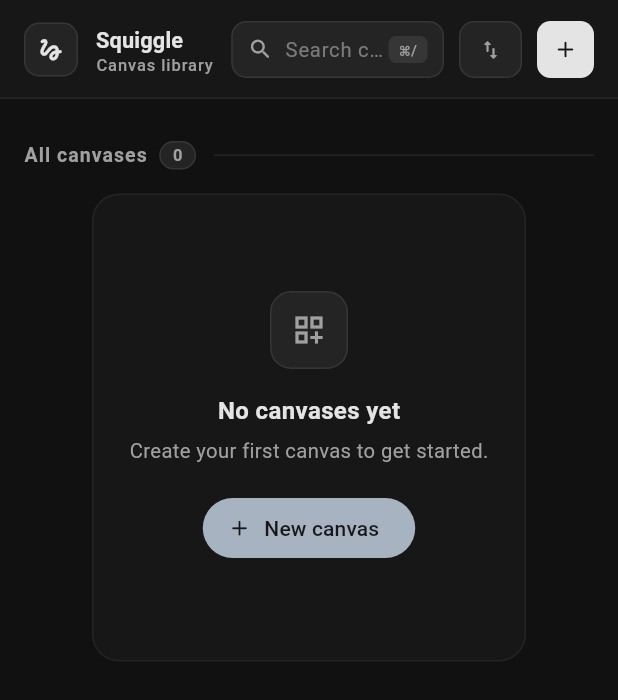
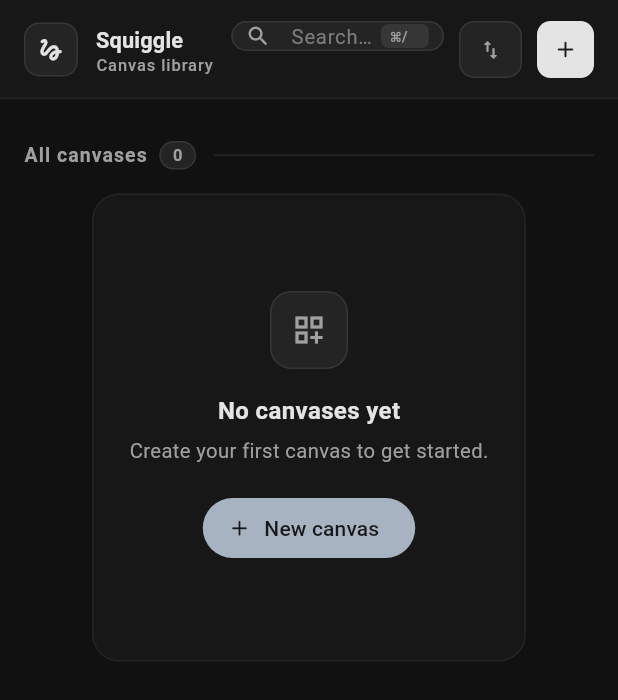
Before and after one commit to Ymit24/squiggle, a Flutter app: the screen it shows after launch, on a phone screen of 412 x 824 dp. Shown: the top 700 px of the screen. Run offline on Flutter 3.47's test engine with Material 3 defaults, Android fonts, the phone set to English and light mode, and no system bars; our stand-ins replace flutter_bloc, flutter_svg, freezed_annotation, package_info_plus; missing offline and left inert: super_clipboard, window_manager; statements that could not run were skipped.

Commit message:
refactor: use text field decoration for search

```diff
--- a/squiggle_flutter/lib/document_library/widgets/library_search_field.dart
+++ b/squiggle_flutter/lib/document_library/widgets/library_search_field.dart
@@ -23,33 +23,14 @@ class LibrarySearchField extends StatelessWidget {
   @override
   Widget build(BuildContext context) {
     final theme = context.squiggleTheme;
-    return ListenableBuilder(
-      listenable: focusNode,
-      builder: (context, child) => GestureDetector(
-        behavior: HitTestBehavior.opaque,
-        onTap: focusNode.requestFocus,
-        child: Container(
+    final border = OutlineInputBorder(
+      borderRadius: BorderRadius.circular(10),
+      borderSide: BorderSide(color: theme.colors.surface1),
+    );
+
+    return SizedBox(
       key: const ValueKey('library-search'),
       height: libraryHeaderControlHeight,
-          decoration: BoxDecoration(
-            color: theme.colors.surface0,
-            borderRadius: BorderRadius.circular(10),
-            border: Border.all(
-              color: focusNode.hasFocus
-                  ? theme.colors.accent.withValues(alpha: 0.6)
-                  : theme.colors.surface1,
-            ),
-          ),
-          child: Row(
-            children: [
-              const SizedBox(width: 10),
-              Icon(
-                Icons.search_rounded,
-                size: 17,
-                color: theme.colors.subtext0,
-              ),
-              const SizedBox(width: 8),
-              Expanded(
       child: TextField(
         controller: controller,
         focusNode: focusNode,
@@ -62,36 +43,38 @@ class LibrarySearchField extends StatelessWidget {
             color: theme.colors.subtext0.withValues(alpha: 0.7),
             fontSize: 13.5,
           ),
-                    border: InputBorder.none,
           isDense: true,
+          filled: true,
+          fillColor: theme.colors.surface0,
           contentPadding: EdgeInsets.zero,
+          prefixIcon: Icon(
+            Icons.search_rounded,
+            size: 17,
+            color: theme.colors.subtext0,
           ),
-                ),
-              ),
-              if (query.isNotEmpty)
-                GestureDetector(
-                  onTap: onClear,
-                  child: Padding(
-                    padding: const EdgeInsets.symmetric(horizontal: 8),
-                    child: Icon(
+          prefixIconConstraints: const BoxConstraints(minWidth: 36),
+          suffixIconConstraints: const BoxConstraints(minWidth: 42),
+          suffixIcon: query.isNotEmpty
+              ? IconButton(
+                  onPressed: onClear,
+                  padding: EdgeInsets.zero,
+                  icon: Icon(
                     Icons.close_rounded,
                     size: 15,
                     color: theme.colors.subtext0,
                   ),
+                )
+              : Padding(
+                  padding: const EdgeInsets.only(right: 10),
+                  child: DecoratedBox(
+                    decoration: BoxDecoration(
+                      color: theme.colors.surface1,
+                      borderRadius: BorderRadius.circular(5),
                     ),
-                )
-              else
-                Padding(
-                  padding: const EdgeInsets.only(right: 10),
-                  child: Container(
+                    child: Padding(
                       padding: const EdgeInsets.symmetric(
                         horizontal: 6,
                         vertical: 3,
-                    ),
-                    decoration: BoxDecoration(
-                      color: theme.colors.surface1,
-                      borderRadius: BorderRadius.circular(5),
-                      border: Border.all(color: theme.colors.surface1),
                       ),
                       child: Text(
                         '⌘/',
@@ -99,7 +82,13 @@ class LibrarySearchField extends StatelessWidget {
                       ),
                     ),
                   ),
-            ],
+                ),
+          border: border,
+          enabledBorder: border,
+          focusedBorder: border.copyWith(
+            borderSide: BorderSide(
+              color: theme.colors.accent.withValues(alpha: 0.6),
+            ),
           ),
         ),
       ),
```
Lines whose indentation alone changed are shown as unchanged.
